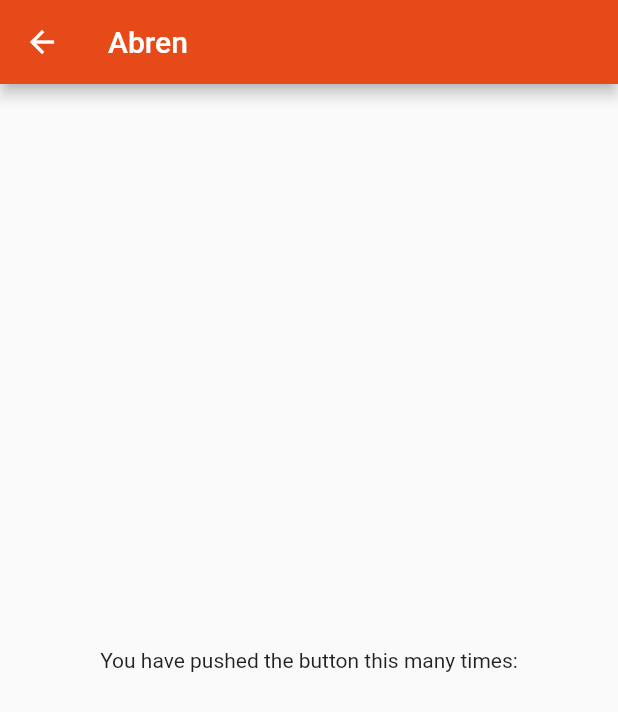
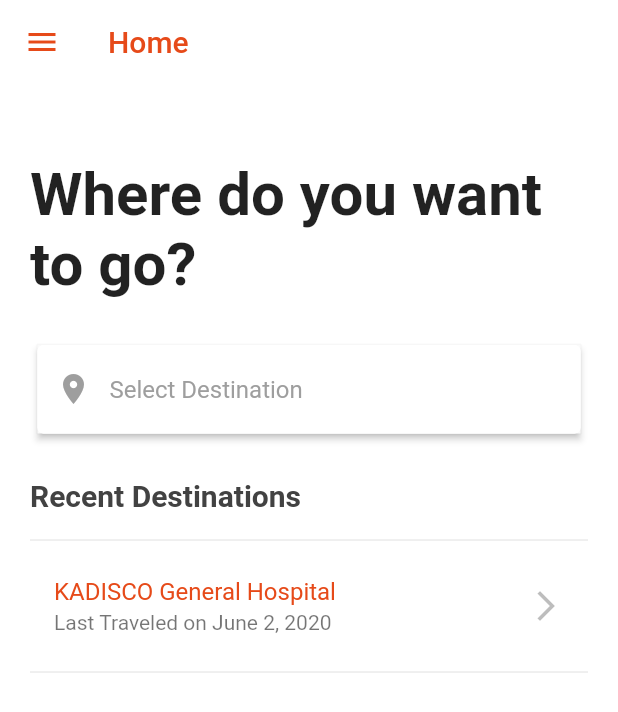
Before and after one commit to HackathonTeam12/Abren, a Flutter app: the RegisterPreference screen opened directly, scrolled down 39 dp, after a tap on "Finish", on a phone screen of 412 x 824 dp. Shown: the top 712 px of the screen. Run offline on Flutter 3.47's test engine with Material 2 defaults, Android fonts, the phone set to English and light mode, and no system bars; our stand-ins replace firebase_auth, image_picker, sliding_up_panel; accounts and stored records are empty; Roboto replaces fonts that are missing (PTSans).

Commit message:
Add Home Pages

```diff
--- a/Frontend/hackathon_abren/lib/pages/register_info.dart
+++ b/Frontend/hackathon_abren/lib/pages/register_info.dart
@@ -368,7 +368,7 @@ class _RegisterInfoState extends State<RegisterInfo> {
                         context,
                         MaterialPageRoute(
                             builder: (context) =>
-                                RegisterPreference()),
+                                RegisterPreference(role: widget.role)),
                       );
                     },
                     color: Theme.of(context).primaryColor,
--- a/Frontend/hackathon_abren/lib/pages/register_preference.dart
+++ b/Frontend/hackathon_abren/lib/pages/register_preference.dart
@@ -1,11 +1,14 @@
 import 'dart:convert';
 
 import 'package:flutter/material.dart';
+import 'package:hackathonabren/pages/driver_home.dart';
+import 'package:hackathonabren/pages/rider_home.dart';
 
 import '../main.dart';
 
 class RegisterPreference extends StatefulWidget {
-  const RegisterPreference({Key key}): super(key : key);
+  final String role;
+  const RegisterPreference({Key key, this.role}): super(key : key);
   @override
   _RegisterPreferenceState createState() => _RegisterPreferenceState();
 }
@@ -172,8 +175,14 @@ class _RegisterPreferenceState extends State<RegisterPreference> {
                   Expanded(
                     child: RaisedButton(
                       onPressed: () {
-                        Navigator.pushReplacement(
-                            context, MaterialPageRoute(builder: (context) => MyHomePage()));
+                        if(widget.role == "DRIVER"){
+                          Navigator.pushReplacement(
+                              context, MaterialPageRoute(builder: (context) => DriverHome()));
+                        }else{
+                          Navigator.pushReplacement(
+                              context, MaterialPageRoute(builder: (context) => RiderHome()));
+                        }
+
                       },
                       color: Theme.of(context).primaryColor,
                       textColor: Colors.white,
--- /dev/null
+++ b/Frontend/hackathon_abren/lib/pages/rider_home.dart
@@ -0,0 +1,100 @@
+import 'package:flutter/material.dart';
+
+import 'drawer_widget.dart';
+
+class RiderHome extends StatefulWidget {
+  @override
+  _RiderHomeState createState() => _RiderHomeState();
+}
+
+class _RiderHomeState extends State<RiderHome> {
+  @override
+  Widget build(BuildContext context) {
+    return Scaffold(
+        backgroundColor: Colors.white,
+        appBar: AppBar(
+            backgroundColor: Colors.white,
+            elevation: 0.0,
+            iconTheme: IconThemeData(
+              color: Theme.of(context).primaryColor,
+            ),
+            title: Text(
+              'Home',
+              style: TextStyle(color: Theme.of(context).primaryColor),
+            )),
+        drawer: DrawerWidget(),
+        body: Padding(
+          padding: const EdgeInsets.only(top: 50, left: 20, right: 20),
+          child: SingleChildScrollView(
+            child: Column(
+              crossAxisAlignment: CrossAxisAlignment.start,
+              children: <Widget>[
+                Text(
+                  "Where do you want to go?",
+                  style: TextStyle(fontWeight: FontWeight.bold, fontSize: 40),
+                ),
+                SizedBox(height: 30,),
+                Padding(
+                  padding: const EdgeInsets.symmetric(horizontal: 5),
+                  child: Material(
+                    elevation: 2,
+                    child: TextFormField(
+                      decoration: InputDecoration(
+                        prefixIcon: Icon(Icons.location_on, color: Colors.grey[500],),
+                        contentPadding:
+                            EdgeInsets.symmetric(vertical: 20, horizontal: 10),
+                        hintText: "Select Destination",
+                        hintStyle: TextStyle(color: Colors.grey[500]),
+                        fillColor: Colors.white,
+                        filled: true,
+                        enabledBorder: OutlineInputBorder(
+                            borderSide: BorderSide(color: Colors.white,)),
+                        focusedBorder: OutlineInputBorder(
+                            borderSide:
+                                BorderSide(color: Theme.of(context).accentColor)),
+                      ),
+                    ),
+                  ),
+                ),
+                SizedBox(height: 30,),
+                Text(
+                  "Recent Destinations",
+                  style: TextStyle(
+                    fontWeight: FontWeight.bold,
+                    fontSize: 20,
+                    color: Colors.grey[800]
+                  ),
+                ),
+                SizedBox(height: 10,),
+                Container(
+                  height: MediaQuery.of(context).size.height * (2 / 5),
+                  child: Scrollbar(
+                    child: ListView(
+                      children: <Widget>[
+                        Divider(),
+                        ListTile(
+                          onTap: () {
+                            Navigator.pushNamed(context, '/rider_requests');
+                          },
+                          title: Text(
+                            "KADISCO General Hospital",
+                            style: TextStyle(
+                              color: Theme.of(context).primaryColor
+                            ),
+                          ),
+                          subtitle: Text(
+                              "Last Traveled on June 2, 2020"
+                          ),
+                          trailing: Icon(Icons.arrow_forward_ios, color: Colors.black26,),
+                        ),
+                        Divider(),
+                      ]
+                    ),
+                  ),
+                )
+              ],
+            ),
+          ),
+        ));
+  }
+}
--- a/Frontend/hackathon_abren/pubspec.yaml
+++ b/Frontend/hackathon_abren/pubspec.yaml
@@ -27,6 +27,7 @@ dependencies:
   firebase_analytics: ^5.0.2
   firebase_auth: ^0.14.0+5
   image_picker: ^0.6.7+12
+  sliding_up_panel: ^1.0.2
 
 
 
```
Also changed, not shown: Frontend/hackathon_abren/lib/pages/drawer_widget.dart (added, +58 -0 lines), Frontend/hackathon_abren/lib/pages/driver_home.dart (added, +254 -0 lines), Frontend/hackathon_abren/lib/pages/horizontal_timeline_widget.dart (added, +105 -0 lines), Frontend/hackathon_abren/pubspec.lock.
